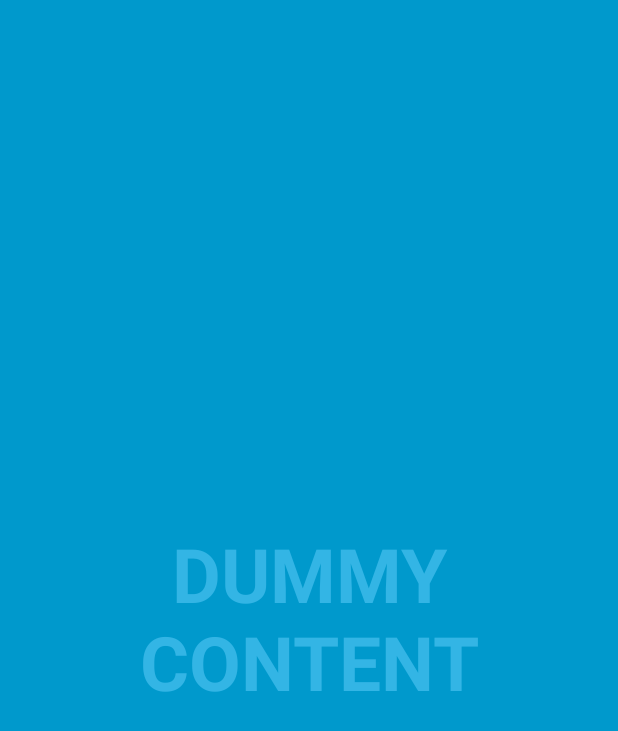
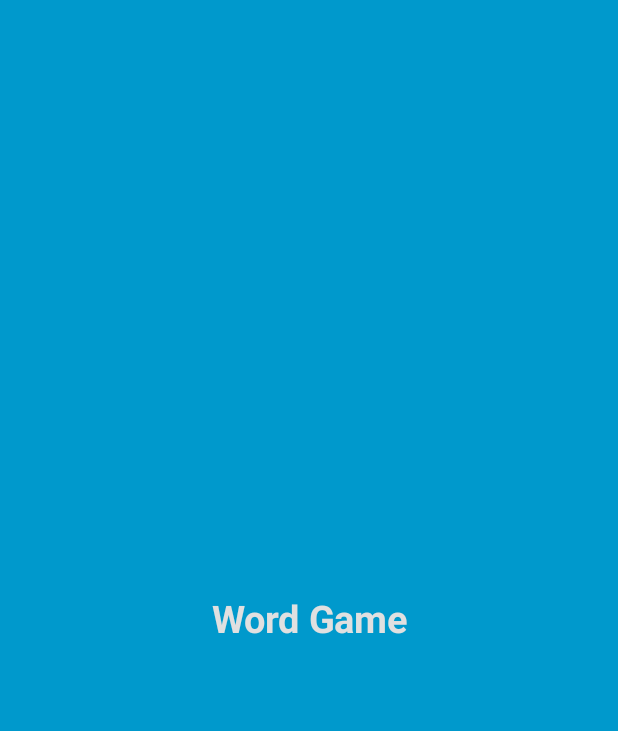
Before and after one commit to nurolopher/WordGame, an Android app: the screen it shows after launch (WelcomeScreenActivity), on a phone screen of 412 x 824 dp. Shown: the top 731 px of the screen. Run offline under Robolectric (Android 15) with nearby library versions, the phone set to English and light mode, and no system bars.

Commit message:
Welcome page is ready.

```diff
--- a/app/src/main/AndroidManifest.xml
+++ b/app/src/main/AndroidManifest.xml
@@ -12,6 +12,7 @@
             android:name=".WelcomeScreenActivity"
             android:configChanges="orientation|keyboardHidden|screenSize"
             android:label="@string/app_name"
+            android:noHistory="true"
             android:theme="@style/FullscreenTheme">
             <intent-filter>
                 <action android:name="android.intent.action.MAIN" />
@@ -19,6 +20,7 @@
                 <category android:name="android.intent.category.LAUNCHER" />
             </intent-filter>
         </activity>
+        <activity android:name=".MainActivity"></activity>
     </application>
 
 </manifest>
--- a/app/src/main/java/com/nurolopher/wordgame/WelcomeScreenActivity.java
+++ b/app/src/main/java/com/nurolopher/wordgame/WelcomeScreenActivity.java
@@ -1,163 +1,62 @@
 package com.nurolopher.wordgame;
 
 import android.annotation.SuppressLint;
+import android.content.Intent;
 import android.support.v7.app.ActionBar;
 import android.support.v7.app.AppCompatActivity;
 import android.os.Bundle;
 import android.os.Handler;
 import android.view.MotionEvent;
 import android.view.View;
+import android.view.animation.Animation;
+import android.view.animation.AnimationUtils;
+import android.view.animation.TranslateAnimation;
+import android.widget.TextView;
 
-/**
- * An example full-screen activity that shows and hides the system UI (i.e.
- * status bar and navigation/system bar) with user interaction.
- */
+
 public class WelcomeScreenActivity extends AppCompatActivity {
-    /**
-     * Whether or not the system UI should be auto-hidden after
-     * {@link #AUTO_HIDE_DELAY_MILLIS} milliseconds.
-     */
-    private static final boolean AUTO_HIDE = true;
 
-    /**
-     * If {@link #AUTO_HIDE} is set, the number of milliseconds to wait after
-     * user interaction before hiding the system UI.
-     */
-    private static final int AUTO_HIDE_DELAY_MILLIS = 3000;
-
-    /**
-     * Some older devices needs a small delay between UI widget updates
-     * and a change of the status and navigation bar.
-     */
-    private static final int UI_ANIMATION_DELAY = 300;
-    private final Handler mHideHandler = new Handler();
-    private View mContentView;
-    private final Runnable mHidePart2Runnable = new Runnable() {
-        @SuppressLint("InlinedApi")
-        @Override
-        public void run() {
-            // Delayed removal of status and navigation bar
-
-            // Note that some of these constants are new as of API 16 (Jelly Bean)
-            // and API 19 (KitKat). It is safe to use them, as they are inlined
-            // at compile-time and do nothing on earlier devices.
-            mContentView.setSystemUiVisibility(View.SYSTEM_UI_FLAG_LOW_PROFILE
-                    | View.SYSTEM_UI_FLAG_FULLSCREEN
-                    | View.SYSTEM_UI_FLAG_LAYOUT_STABLE
-                    | View.SYSTEM_UI_FLAG_IMMERSIVE_STICKY
-                    | View.SYSTEM_UI_FLAG_LAYOUT_HIDE_NAVIGATION
-                    | View.SYSTEM_UI_FLAG_HIDE_NAVIGATION);
-        }
-    };
-    private View mControlsView;
-    private final Runnable mShowPart2Runnable = new Runnable() {
-        @Override
-        public void run() {
-            // Delayed display of UI elements
-            ActionBar actionBar = getSupportActionBar();
-            if (actionBar != null) {
-                actionBar.show();
-            }
-            mControlsView.setVisibility(View.VISIBLE);
-        }
-    };
-    private boolean mVisible;
-    private final Runnable mHideRunnable = new Runnable() {
-        @Override
-        public void run() {
-            hide();
-        }
-    };
-    /**
-     * Touch listener to use for in-layout UI controls to delay hiding the
-     * system UI. This is to prevent the jarring behavior of controls going away
-     * while interacting with activity UI.
-     */
-    private final View.OnTouchListener mDelayHideTouchListener = new View.OnTouchListener() {
-        @Override
-        public boolean onTouch(View view, MotionEvent motionEvent) {
-            if (AUTO_HIDE) {
-                delayedHide(AUTO_HIDE_DELAY_MILLIS);
-            }
-            return false;
-        }
-    };
+    private static final long ACTIVITY_START_DELAY_MILLISECONDS = 1500;
+    private TextView welcomeTextView;
 
     @Override
     protected void onCreate(Bundle savedInstanceState) {
         super.onCreate(savedInstanceState);
 
         setContentView(R.layout.activity_welcome_screen);
+        hide();
+        initProperties();
+    }
 
-        mVisible = true;
-        mControlsView = findViewById(R.id.fullscreen_content_controls);
-        mContentView = findViewById(R.id.fullscreen_content);
-
-
-        // Set up the user interaction to manually show or hide the system UI.
-        mContentView.setOnClickListener(new View.OnClickListener() {
-            @Override
-            public void onClick(View view) {
-                toggle();
-            }
-        });
-
-        // Upon interacting with UI controls, delay any scheduled hide()
-        // operations to prevent the jarring behavior of controls going away
-        // while interacting with the UI.
-        findViewById(R.id.dummy_button).setOnTouchListener(mDelayHideTouchListener);
+    private void initProperties() {
+        welcomeTextView = (TextView) findViewById(R.id.fullscreen_content);
     }
 
     @Override
     protected void onPostCreate(Bundle savedInstanceState) {
         super.onPostCreate(savedInstanceState);
-
-        // Trigger the initial hide() shortly after the activity has been
-        // created, to briefly hint to the user that UI controls
-        // are available.
-        delayedHide(100);
+        this.zoomOutWelcomeText();
+        this.openDelayedActivity();
     }
 
-    private void toggle() {
-        if (mVisible) {
-            hide();
-        } else {
-            show();
-        }
+    private void openDelayedActivity() {
+        (new Handler()).postDelayed(new Runnable() {
+            @Override
+            public void run() {
+                Intent intent = new Intent(getApplicationContext(), MainActivity.class);
+                startActivity(intent);
+            }
+        }, ACTIVITY_START_DELAY_MILLISECONDS);
+    }
+
+    private void zoomOutWelcomeText() {
+        welcomeTextView.animate().scaleX(0.5f).scaleY(0.5f).setDuration(1000);
     }
 
     private void hide() {
-        // Hide UI first
         ActionBar actionBar = getSupportActionBar();
         if (actionBar != null) {
             actionBar.hide();
         }
-        mControlsView.setVisibility(View.GONE);
-        mVisible = false;
-
-        // Schedule a runnable to remove the status and navigation bar after a delay
-        mHideHandler.removeCallbacks(mShowPart2Runnable);
-        mHideHandler.postDelayed(mHidePart2Runnable, UI_ANIMATION_DELAY);
-    }
-
-    @SuppressLint("InlinedApi")
-    private void show() {
-        // Show the system bar
-        mContentView.setSystemUiVisibility(View.SYSTEM_UI_FLAG_LAYOUT_FULLSCREEN
-                | View.SYSTEM_UI_FLAG_LAYOUT_HIDE_NAVIGATION);
-        mVisible = true;
-
-        // Schedule a runnable to display UI elements after a delay
-        mHideHandler.removeCallbacks(mHidePart2Runnable);
-        mHideHandler.postDelayed(mShowPart2Runnable, UI_ANIMATION_DELAY);
-    }
-
-    /**
-     * Schedules a call to hide() in [delay] milliseconds, canceling any
-     * previously scheduled calls.
-     */
-    private void delayedHide(int delayMillis) {
-        mHideHandler.removeCallbacks(mHideRunnable);
-        mHideHandler.postDelayed(mHideRunnable, delayMillis);
     }
 }
--- a/app/src/main/res/layout/activity_welcome_screen.xml
+++ b/app/src/main/res/layout/activity_welcome_screen.xml
@@ -4,47 +4,14 @@
     android:layout_height="match_parent"
     android:background="#0099cc"
     tools:context="com.nurolopher.wordgame.WelcomeScreenActivity">
-
-    <!-- The primary full-screen view. This can be replaced with whatever view
-         is needed to present your content, e.g. VideoView, SurfaceView,
-         TextureView, etc. -->
     <TextView
         android:id="@+id/fullscreen_content"
         android:layout_width="match_parent"
         android:layout_height="match_parent"
         android:gravity="center"
         android:keepScreenOn="true"
-        android:text="@string/dummy_content"
-        android:textColor="#33b5e5"
+        android:text="@string/app_name"
+        android:textColor="#e0e0e0"
         android:textSize="50sp"
         android:textStyle="bold" />
-
-    <!-- This FrameLayout insets its children based on system windows using
-         android:fitsSystemWindows. -->
-    <FrameLayout
-        android:layout_width="match_parent"
-        android:layout_height="match_parent"
-        android:fitsSystemWindows="true">
-
-        <LinearLayout
-            android:id="@+id/fullscreen_content_controls"
-            style="?metaButtonBarStyle"
-            android:layout_width="match_parent"
-            android:layout_height="wrap_content"
-            android:layout_gravity="bottom|center_horizontal"
-            android:background="@color/black_overlay"
-            android:orientation="horizontal"
-            tools:ignore="UselessParent">
-
-            <Button
-                android:id="@+id/dummy_button"
-                style="?metaButtonBarButtonStyle"
-                android:layout_width="0dp"
-                android:layout_height="wrap_content"
-                android:layout_weight="1"
-                android:text="@string/app_name" />
-
-        </LinearLayout>
-    </FrameLayout>
-
 </FrameLayout>
--- /dev/null
+++ b/app/src/main/res/values-w820dp/dimens.xml
@@ -0,0 +1,6 @@
+<resources>
+    <!-- Example customization of dimensions originally defined in res/values/dimens.xml
+         (such as screen margins) for screens with more than 820dp of available width. This
+         would include 7" and 10" devices in landscape (~960dp and ~1280dp respectively). -->
+    <dimen name="activity_horizontal_margin">64dp</dimen>
+</resources>
--- /dev/null
+++ b/app/src/main/res/values/dimens.xml
@@ -0,0 +1,5 @@
+<resources>
+    <!-- Default screen margins, per the Android Design guidelines. -->
+    <dimen name="activity_horizontal_margin">16dp</dimen>
+    <dimen name="activity_vertical_margin">16dp</dimen>
+</resources>
```
Also changed, not shown: app/src/main/java/com/nurolopher/wordgame/MainActivity.java (added, +13 -0 lines), app/src/main/res/anim/scale.xml (added, +9 -0 lines), app/src/main/res/layout/activity_main.xml (added, +12 -0 lines).
